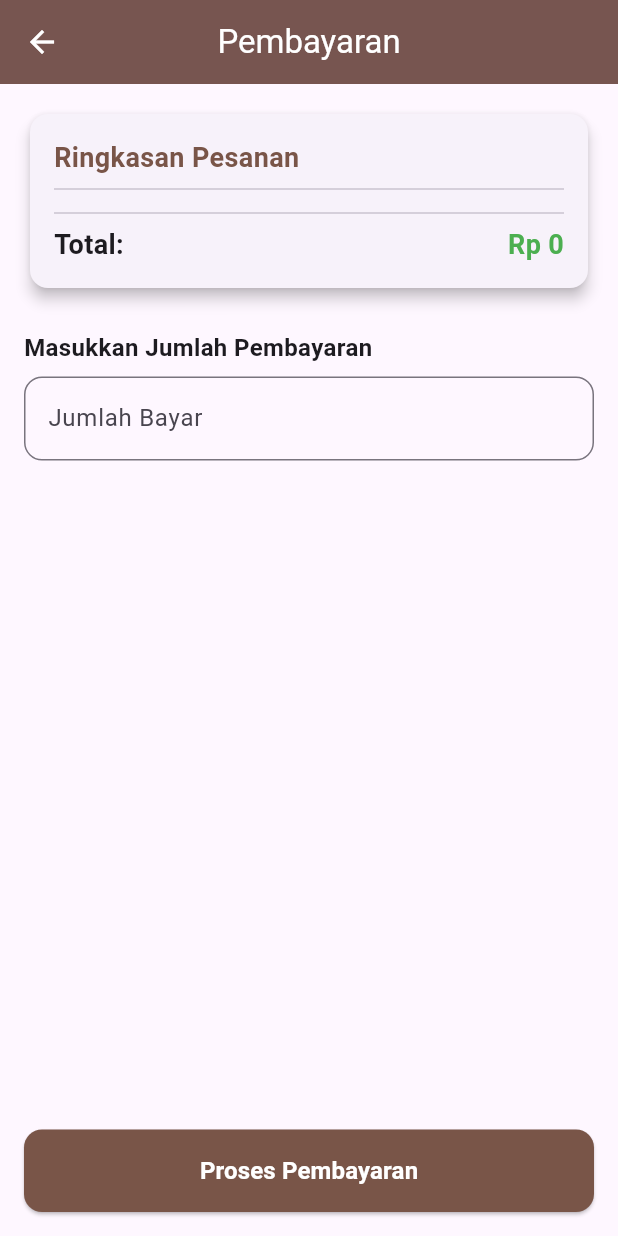
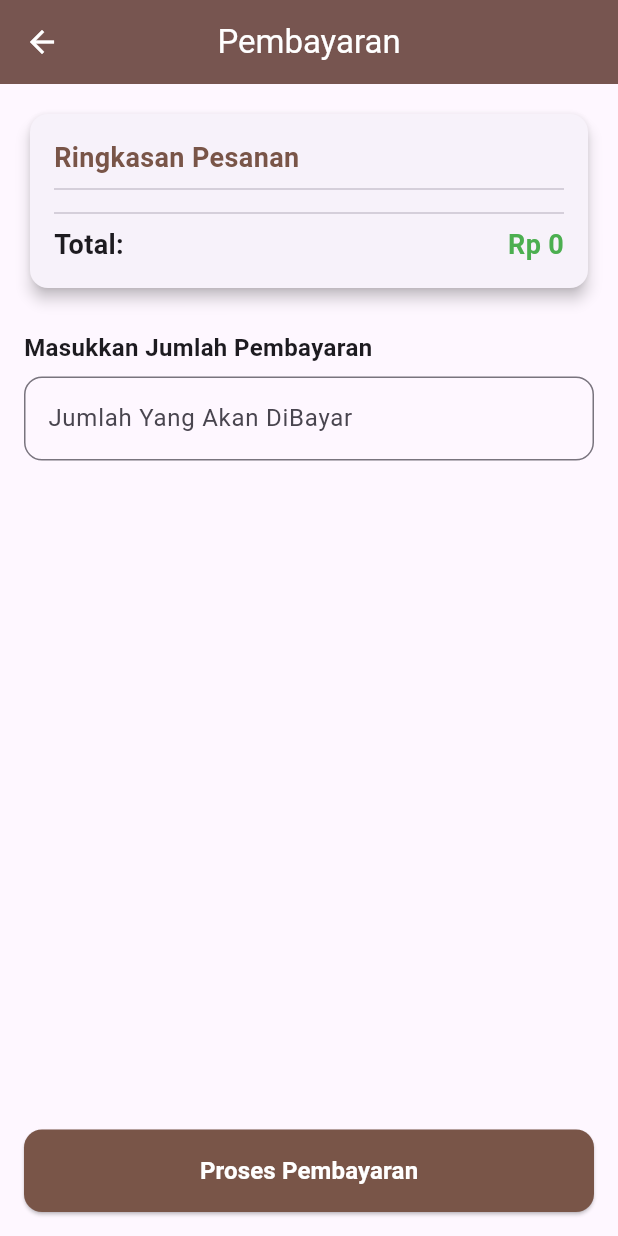
Before and after one commit to sahidmaulana/tugasuts, a Flutter app: the PaymentScreen screen opened directly with empty values, on a phone screen of 412 x 824 dp. Run offline on Flutter 3.47's test engine with Material 3 defaults, Android fonts, the light colour scheme and no system bars.

Commit message:
Add files via upload

```diff
--- a/lib/main.dart
+++ b/lib/main.dart
@@ -485,7 +485,7 @@ class _CartScreenState extends State<CartScreen> {
                       ),
                     ),
                     child: const Text(
-                      'Lanjut ke Pembayaran',
+                      'Lanjut Ke Pembayaran',
                       style: TextStyle(fontSize: 16, fontWeight: FontWeight.bold),
                     ),
                   ),
@@ -585,7 +585,7 @@ class _PaymentScreenState extends State<PaymentScreen> {
               keyboardType: TextInputType.number,
               inputFormatters: [FilteringTextInputFormatter.digitsOnly],
               decoration: InputDecoration(
-                labelText: 'Jumlah Bayar',
+                labelText: 'Jumlah Yang Akan DiBayar',
                 prefixText: 'Rp ',
                 border: OutlineInputBorder(
                   borderRadius: BorderRadius.circular(12),
```
